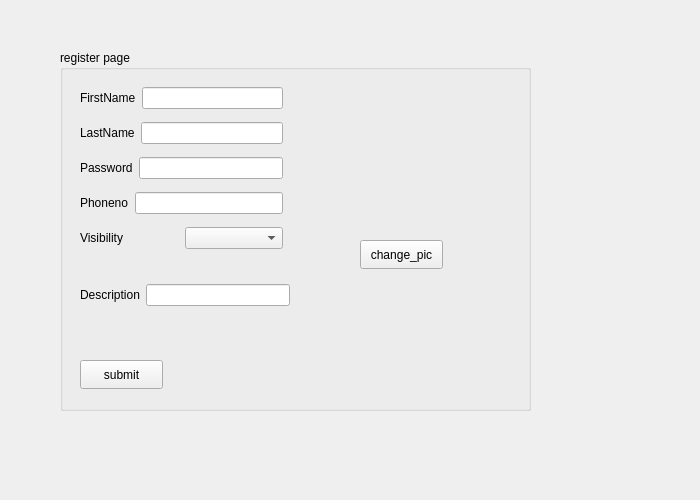
Before: the Qt Designer form Chat-Application/login.ui in verina101/Chat-Application, drawn with Qt 5.
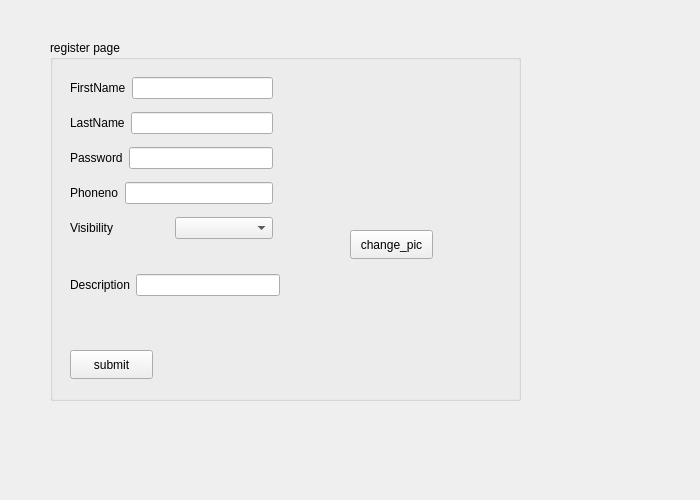
After: the same form once the commit is applied.

What changed in the file:
```diff
--- a/Chat-Application/login.ui
+++ b/Chat-Application/login.ui
@@ -16,10 +16,10 @@
   <widget class="QStackedWidget" name="stackedWidget_2">
    <property name="geometry">
     <rect>
-     <x>10</x>
-     <y>10</y>
+     <x>0</x>
+     <y>0</y>
      <width>700</width>
-     <height>511</height>
+     <height>500</height>
     </rect>
    </property>
    <property name="currentIndex">
```
